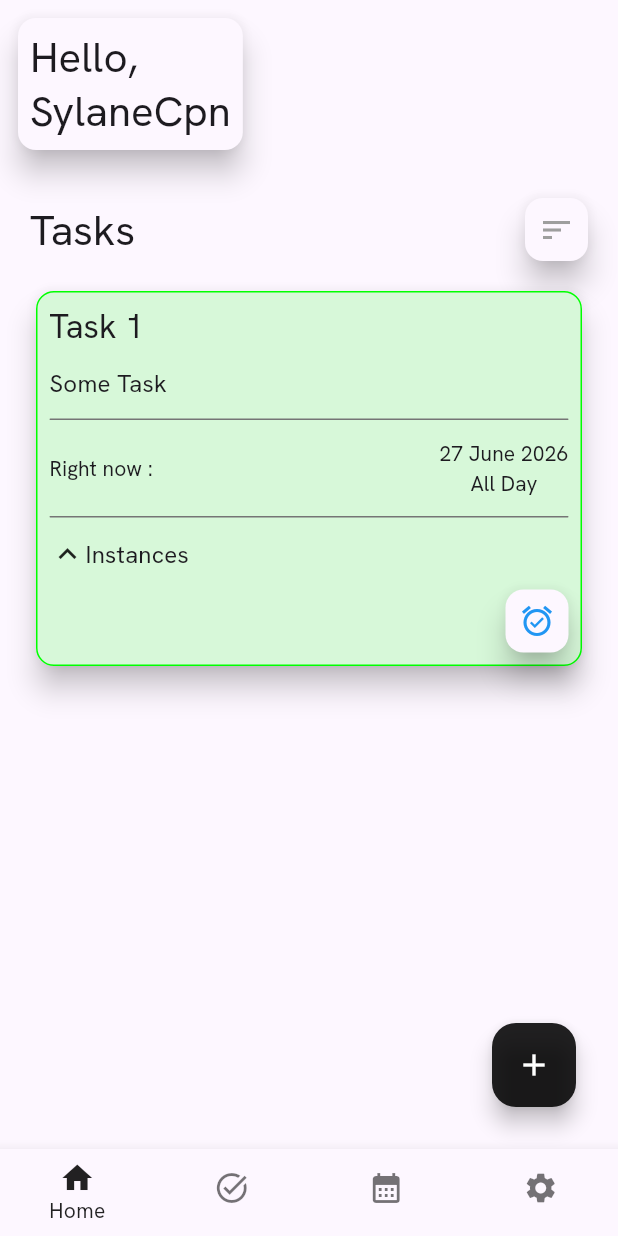
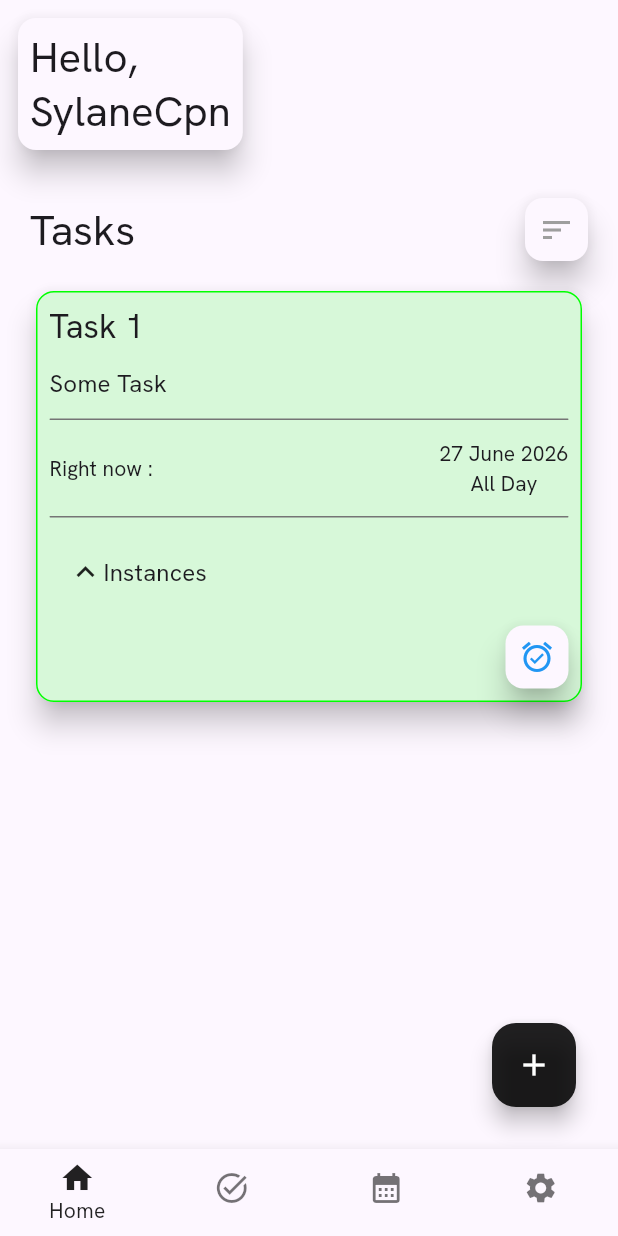
Before and after one commit to SylaneCpn/tasker, a Flutter app: the screen it shows after launch, on a phone screen of 412 x 824 dp. Run offline on Flutter 3.47's test engine with Material 3 defaults, Android fonts, the phone set to English and light mode, and no system bars; missing offline and left inert: result.

Commit message:
Update task_schedule_widget.dart

```diff
--- a/lib/widgets/views/main_page_widgets/daily_tasks_widgets/daily_tasks_view_widgets/daily_tasks_list/task_schedule_widget.dart
+++ b/lib/widgets/views/main_page_widgets/daily_tasks_widgets/daily_tasks_view_widgets/daily_tasks_list/task_schedule_widget.dart
@@ -30,9 +30,12 @@ class _TaskScheduleWidgetState extends State<TaskScheduleWidget> {
     return Expansible(
       controller: _controller,
       headerBuilder: (context, animation) => GestureDetector(
+        behavior: .opaque,
         onTap: () => _controller.isExpanded
             ? _controller.collapse()
             : _controller.expand(),
+        child: Padding(
+          padding: sectionPadding,
           child: Row(
             children: [
               RotationTransition(
@@ -44,6 +47,7 @@ class _TaskScheduleWidgetState extends State<TaskScheduleWidget> {
                 style: Theme.of(context).textTheme.titleMedium,
               ),
             ],
+          ),
         ),
       ),
       bodyBuilder: (context, animation) => Column(
```
Lines whose indentation alone changed are shown as unchanged.
